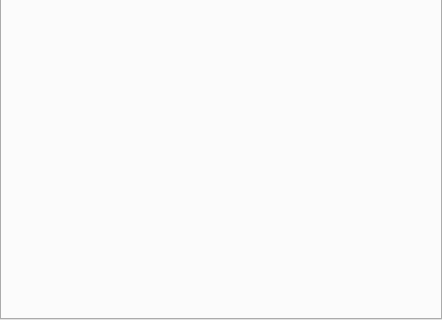
The window that gml_application_schema_toolbox/ui/dockwidget.ui (BRGM/gml_application_schema_toolbox) describes before a commit, drawn with Qt 5; both pictures show x 0 to 442 and y 464 to 784 of the 442 by 784 pixel window.
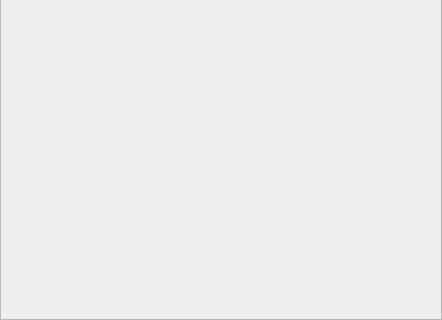
The same window after the commit.

Diff of the .ui file:
```diff
--- a/gml_application_schema_toolbox/ui/dockwidget.ui
+++ b/gml_application_schema_toolbox/ui/dockwidget.ui
@@ -19,7 +19,21 @@
      <number>0</number>
     </property>
     <item>
-     <widget class="QTabWidget" name="tabWidget"/>
+     <widget class="QScrollArea" name="scroll_area">
+      <property name="widgetResizable">
+       <bool>true</bool>
+      </property>
+      <widget class="QWidget" name="scroll_widget">
+       <property name="geometry">
+        <rect>
+         <x>0</x>
+         <y>0</y>
+         <width>440</width>
+         <height>763</height>
+        </rect>
+       </property>
+      </widget>
+     </widget>
     </item>
    </layout>
   </widget>
```
Left out of the diff: 13 changed lines with no effect on the pictures.
